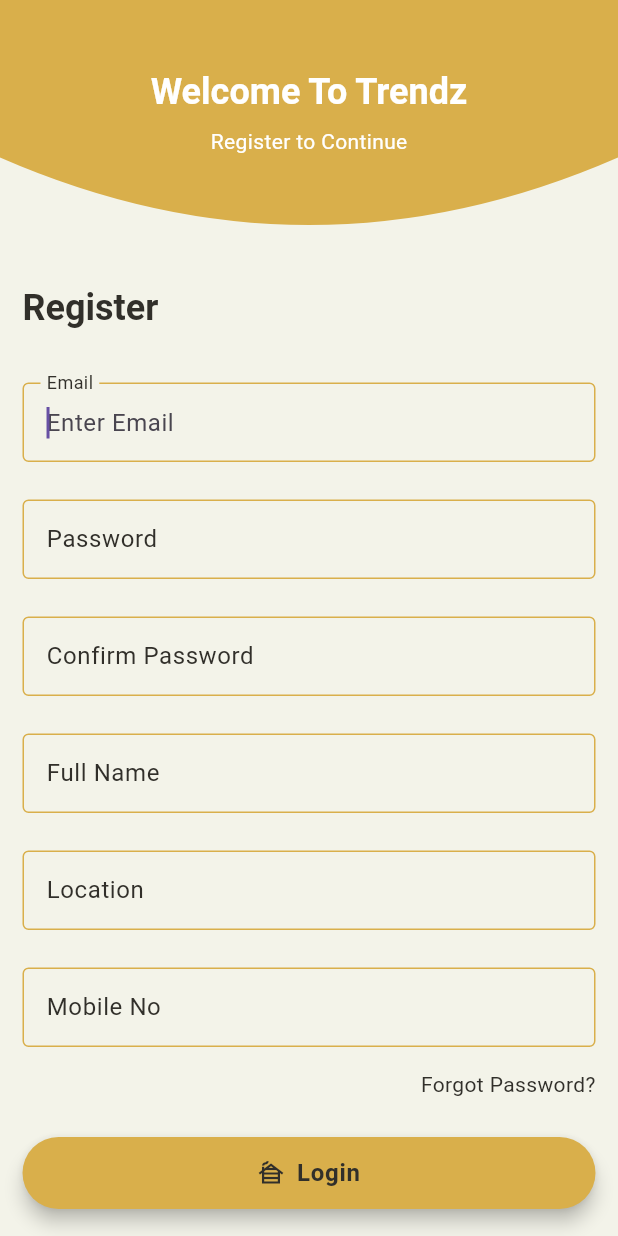
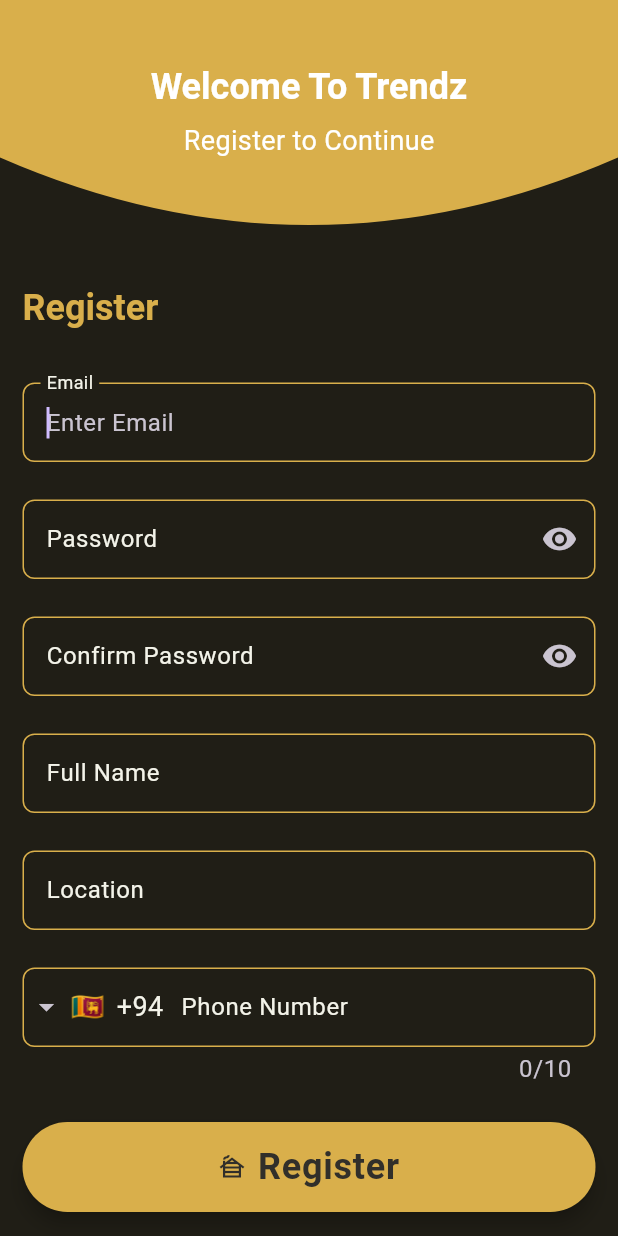
Before and after one commit to Sharjun-Hussain/Trendz-Customer-Mobile-App, a Flutter app: the SignupScreen screen opened directly, on a phone screen of 412 x 824 dp. Run offline on Flutter 3.47's test engine with Material 3 defaults, Android fonts, the phone set to English and light mode, and no system bars; drawn by our look-alikes of intl_phone_field; our stand-ins replace google_fonts; Roboto replaces fonts that are missing (Ubuntu).

Commit message:
Feat:Completed Full Design and Logical programming for Login and Sign up

```diff
--- a/lib/Pages/onboarding.dart
+++ b/lib/Pages/onboarding.dart
@@ -1,7 +1,6 @@
 import 'package:flutter/material.dart';
 import 'package:trendz_customer/Components/elevated_button.dart';
 import 'package:trendz_customer/Screens/auth/signup_screen.dart';
-
 import 'package:trendz_customer/theming/app_colors.dart';
 import 'package:trendz_customer/widgets/form_input.dart';
 import 'package:trendz_customer/widgets/socialLogin.dart';
@@ -14,6 +13,7 @@ class Onboarding extends StatefulWidget {
 }
 
 class _OnboardingState extends State<Onboarding> {
+  final _formkey = GlobalKey<FormState>();
   TextEditingController emailcontroller = TextEditingController();
   TextEditingController passwordcontroller = TextEditingController();
   @override
@@ -55,6 +55,8 @@ class _OnboardingState extends State<Onboarding> {
           const SizedBox(height: 25),
           Container(
             padding: const EdgeInsets.all(15),
+            child: Form(
+              key: _formkey,
               child: Column(
                 crossAxisAlignment: CrossAxisAlignment.start,
                 children: [
@@ -171,6 +173,7 @@ class _OnboardingState extends State<Onboarding> {
                 ],
               ),
             ),
+          ),
         ],
       ),
     );
--- /dev/null
+++ b/lib/Pages/splashScreen.dart
@@ -0,0 +1,27 @@
+import 'package:flutter/material.dart';
+
+class Splashscreen extends StatelessWidget {
+  const Splashscreen({super.key});
+
+  @override
+  Widget build(BuildContext context) {
+    return Scaffold(
+      body: SafeArea(
+        child: Column(
+          children: [
+            Text("Trendz Hair Studio"),
+            Text("YOur Saloon Partner"),
+            Image.asset(
+              "lib/assets/images/logo.png",
+              width: 65,
+              height: 65,
+            ),
+            SizedBox(
+              height: 40,
+            ),
+          ],
+        ),
+      ),
+    );
+  }
+}
--- a/lib/Screens/auth/signup_screen.dart
+++ b/lib/Screens/auth/signup_screen.dart
@@ -1,6 +1,8 @@
 import 'package:flutter/material.dart';
+import 'package:intl_phone_field/intl_phone_field.dart';
 import 'package:trendz_customer/Components/elevated_button.dart';
 import 'package:trendz_customer/Pages/onboarding.dart';
+import 'package:trendz_customer/Screens/App/Home_screen.dart';
 import 'package:trendz_customer/theming/app_colors.dart';
 import 'package:trendz_customer/widgets/form_input.dart';
 import 'package:trendz_customer/widgets/socialLogin.dart';
@@ -13,12 +15,22 @@ class SignupScreen extends StatefulWidget {
 }
 
 class _SignupScreenState extends State<SignupScreen> {
-  TextEditingController emailcontroller = TextEditingController();
-  TextEditingController passwordcontroller = TextEditingController();
-  TextEditingController confirmpasswordcontroller = TextEditingController();
-  TextEditingController locationcontroller = TextEditingController();
-  TextEditingController mobilecontroller = TextEditingController();
-  TextEditingController fullnamecontroller = TextEditingController();
+  final TextEditingController emailController = TextEditingController();
+  final TextEditingController passwordController = TextEditingController();
+  final TextEditingController confirmPasswordController =
+      TextEditingController();
+  final TextEditingController locationController = TextEditingController();
+  final TextEditingController fullNameController = TextEditingController();
+
+  String mobileNumber = ''; // To store the complete phone number
+
+  String? _validateConfirmPassword(String value) {
+    if (value != passwordController.text) {
+      return 'Passwords do not match';
+    }
+    return null;
+  }
+
   @override
   Widget build(BuildContext context) {
     return Scaffold(
@@ -62,13 +74,11 @@ class _SignupScreenState extends State<SignupScreen> {
               child: Column(
                 crossAxisAlignment: CrossAxisAlignment.start,
                 children: [
-                  Text(
-                    "Register",
-                    style: Theme.of(context).textTheme.headlineLarge,
-                  ),
+                  Text("Register",
+                      style: Theme.of(context).textTheme.headlineLarge),
                   const SizedBox(height: 35),
                   FormInput(
-                    inputController: emailcontroller,
+                    inputController: emailController,
                     inputType: "email",
                     inputName: "Email",
                     placeHolder: "Enter Email",
@@ -76,59 +86,88 @@ class _SignupScreenState extends State<SignupScreen> {
                   const SizedBox(height: 25),
                   FormInput(
                     obscureText: true,
-                    inputController: passwordcontroller,
+                    inputController: passwordController,
                     inputType: "password",
                     inputName: "Password",
                     placeHolder: "Enter Password",
                   ),
                   const SizedBox(height: 25),
                   FormInput(
-                    inputController: confirmpasswordcontroller,
+                    inputController: confirmPasswordController,
                     obscureText: true,
                     inputType: "password",
                     inputName: "Confirm Password",
-                    placeHolder: "Enter Confirm Password",
+                    placeHolder: "Re-enter Password",
                   ),
                   const SizedBox(height: 25),
                   FormInput(
-                    inputController: fullnamecontroller,
+                    inputController: fullNameController,
                     inputType: "text",
                     inputName: "Full Name",
                     placeHolder: "Enter Full Name",
                   ),
                   const SizedBox(height: 25),
                   FormInput(
-                    inputController: locationcontroller,
+                    inputController: locationController,
                     inputType: "text",
                     inputName: "Location",
                     placeHolder: "Enter Location",
                   ),
                   const SizedBox(height: 25),
-                  FormInput(
-                    inputController: mobilecontroller,
-                    inputType: "phone",
-                    inputName: "Mobile No",
-                    placeHolder: "Enter Enter Mobile Number",
-                  ),
-                  const SizedBox(height: 15),
-                  Row(
-                    mainAxisAlignment: MainAxisAlignment.end,
-                    children: [
-                      GestureDetector(
-                        onTap: () => {},
-                        child: const Text("Forgot Password?"),
-                      )
-                    ],
+                  IntlPhoneField(
+                    style: Theme.of(context).textTheme.bodySmall,
+                    decoration: InputDecoration(
+                      labelStyle: Theme.of(context).textTheme.bodySmall,
+                      labelText: 'Phone Number',
+                      border: OutlineInputBorder(
+                        borderRadius: BorderRadius.circular(8),
+                        borderSide:
+                            BorderSide(color: Theme.of(context).primaryColor),
+                      ),
+                      enabledBorder: OutlineInputBorder(
+                        borderRadius: BorderRadius.circular(8),
+                        borderSide:
+                            BorderSide(color: Theme.of(context).primaryColor),
+                      ),
+                      focusedBorder: OutlineInputBorder(
+                        borderRadius: BorderRadius.circular(8),
+                        borderSide: BorderSide(
+                          color: Theme.of(context).primaryColor,
+                          width: 2.0,
+                        ),
+                      ),
+                      errorBorder: OutlineInputBorder(
+                        borderRadius: BorderRadius.circular(8),
+                        borderSide: const BorderSide(
+                          color: Colors.red,
+                          width: 2.0,
+                        ),
+                      ),
+                      focusedErrorBorder: OutlineInputBorder(
+                        borderRadius: BorderRadius.circular(8),
+                        borderSide: const BorderSide(
+                          color: Colors.red,
+                          width: 2.0,
+                        ),
+                      ),
+                    ),
+                    initialCountryCode: 'LK',
+                    onChanged: (phone) {
+                      setState(() {
+                        mobileNumber = phone.completeNumber;
+                      });
+                    },
                   ),
                   const SizedBox(height: 25),
                   CustomElevatedButton(
                     icon: Icons.cabin,
-                    text: "Login",
+                    text: "Register",
                     onPressed: () {
                       Navigator.push(
                         context,
                         MaterialPageRoute(
-                            builder: (context) => const Onboarding()),
+                          builder: (context) => const HomeScreen(),
+                        ),
                       );
                     },
                   ),
@@ -137,10 +176,7 @@ class _SignupScreenState extends State<SignupScreen> {
                     mainAxisAlignment: MainAxisAlignment.center,
                     children: [
                       const Expanded(
-                        child: Divider(
-                          height: 1,
-                          color: AppColors.gold,
-                        ),
+                        child: Divider(height: 1, color: AppColors.gold),
                       ),
                       Padding(
                         padding: const EdgeInsets.symmetric(horizontal: 8.0),
@@ -150,10 +186,7 @@ class _SignupScreenState extends State<SignupScreen> {
                         ),
                       ),
                       const Expanded(
-                        child: Divider(
-                          height: 1,
-                          color: AppColors.gold,
-                        ),
+                        child: Divider(height: 1, color: AppColors.gold),
                       ),
                     ],
                   ),
@@ -184,26 +217,25 @@ class _SignupScreenState extends State<SignupScreen> {
               mainAxisAlignment: MainAxisAlignment.center,
               children: [
                 const Text("Already have an account?"),
-                const SizedBox(
-                  width: 5,
-                ),
+                const SizedBox(width: 5),
                 GestureDetector(
                   onTap: () => {
                     Navigator.push(
-                        context,
-                        MaterialPageRoute(
-                            builder: (context) => const Onboarding()))
+                      context,
+                      MaterialPageRoute(
+                        builder: (context) => const Onboarding(),
+                      ),
+                    )
                   },
                   child: const Text(
                     "Login",
                     style: TextStyle(
-                        decoration: TextDecoration.underline,
-                        color: AppColors.gold),
+                      decoration: TextDecoration.underline,
+                      color: AppColors.gold,
+                    ),
                   ),
                 ),
-                const SizedBox(
-                  height: 45,
-                ),
+                const SizedBox(height: 45),
               ],
             )
           ],
@@ -217,15 +249,15 @@ class BottomRoundedClipper extends CustomClipper<Path> {
   @override
   Path getClip(Size size) {
     Path path = Path();
-    path.lineTo(0, size.height - 45); // Bottom-left edge
+    path.lineTo(0, size.height - 45);
     path.quadraticBezierTo(
-      size.width / 2, // Control point (x)
-      size.height + 45, // Control point (y)
-      size.width, // End point (x)
-      size.height - 45, // End point (y)
+      size.width / 2,
+      size.height + 45,
+      size.width,
+      size.height - 45,
     );
-    path.lineTo(size.width, 0); // Top-right edge
-    path.close(); // Close the path
+    path.lineTo(size.width, 0);
+    path.close();
     return path;
   }
 
--- a/lib/main.dart
+++ b/lib/main.dart
@@ -1,8 +1,5 @@
 import 'package:flutter/material.dart';
 import 'package:trendz_customer/Pages/onboarding.dart';
-import 'package:trendz_customer/Screens/App/Home_screen.dart';
-
-import 'package:trendz_customer/Screens/auth/signup_screen.dart';
 import 'package:trendz_customer/theming/dark_theme.dart';
 import 'package:trendz_customer/theming/light_theme.dart';
 
@@ -21,7 +18,7 @@ class MyApp extends StatelessWidget {
         debugShowCheckedModeBanner: false,
         theme: lightTheme,
         darkTheme: darkTheme,
-        themeMode: ThemeMode.light,
-        home: Onboarding());
+        themeMode: ThemeMode.dark,
+        home: const Onboarding());
   }
 }
--- a/lib/widgets/form_input.dart
+++ b/lib/widgets/form_input.dart
@@ -1,11 +1,11 @@
 import 'package:flutter/material.dart';
 
-class FormInput extends StatelessWidget {
+class FormInput extends StatefulWidget {
   final String inputName;
   final String placeHolder;
   final String inputType;
   final TextEditingController inputController;
-  final bool obscureText; // Optional with default value
+  final bool obscureText;
 
   const FormInput({
     super.key,
@@ -13,8 +13,49 @@ class FormInput extends StatelessWidget {
     required this.placeHolder,
     required this.inputController,
     required this.inputType,
-    this.obscureText = false, // Default value is false
+    this.obscureText = false,
   });
+
+  @override
+  State<FormInput> createState() => _FormInputState();
+}
+
+class _FormInputState extends State<FormInput> {
+  late bool _isObscured;
+  String? _errorText;
+
+  @override
+  void initState() {
+    super.initState();
+    _isObscured = widget.obscureText; // Initialize with the passed value
+  }
+
+  String? _validateInput(String value) {
+    // Email validation with regex
+    if (widget.inputType == 'email') {
+      final emailRegex =
+          RegExp(r'^[a-zA-Z0-9._%-]+@[a-zA-Z0-9.-]+\.[a-zA-Z]{2,}$');
+      if (!emailRegex.hasMatch(value)) {
+        return 'Please enter a valid email';
+      }
+    }
+
+    // Password validation (at least 6 characters for simplicity)
+    if (widget.inputType == 'password') {
+      if (value.isEmpty) {
+        return 'Password cannot be empty';
+      } else if (value.length < 6) {
+        return 'Password must be at least 6 characters long';
+      }
+    }
+
+    // General validation
+    if (value.isEmpty) {
+      return 'This field cannot be empty';
+    }
+
+    return null; // No errors
+  }
 
   @override
   Widget build(BuildContext context) {
@@ -41,30 +82,65 @@ class FormInput extends StatelessWidget {
         crossAxisAlignment: CrossAxisAlignment.start,
         children: [
           TextFormField(
-            obscureText: obscureText, // Set obscureText dynamically
+            obscureText: _isObscured, // Use the current state for obscureText
             autovalidateMode: AutovalidateMode.onUserInteraction,
-            keyboardType: getKeyboardType(inputType),
-            controller: inputController,
+            keyboardType: getKeyboardType(widget.inputType),
+            controller: widget.inputController,
             autofocus: true,
             style: Theme.of(context).textTheme.bodySmall,
             decoration: InputDecoration(
-              labelText: inputName,
-              hintText: placeHolder,
+              suffixIcon: widget.inputType == "password"
+                  ? IconButton(
+                      icon: Icon(
+                        _isObscured ? Icons.visibility : Icons.visibility_off,
+                      ),
+                      onPressed: () {
+                        setState(() {
+                          _isObscured =
+                              !_isObscured; // Toggle the obscureText value
+                        });
+                      },
+                    )
+                  : null,
+              labelText: widget.inputName,
+              hintText: widget.placeHolder,
               labelStyle: Theme.of(context).textTheme.bodySmall,
-              errorBorder: OutlineInputBorder(
-                borderSide: BorderSide(color: Colors.red),
-              ),
               enabledBorder: OutlineInputBorder(
                 borderSide: BorderSide(
                   color: Theme.of(context).primaryColor,
                 ),
+                borderRadius:
+                    BorderRadius.circular(8), // Keep consistent radius
               ),
               focusedBorder: OutlineInputBorder(
                 borderSide: BorderSide(
                   color: Theme.of(context).primaryColor,
                 ),
+                borderRadius: BorderRadius.circular(8),
               ),
+              errorBorder: OutlineInputBorder(
+                borderSide: const BorderSide(
+                  color: Colors.red,
+                  width: 2.0, // Custom width for error border
+                ),
+                borderRadius:
+                    BorderRadius.circular(8), // Keep consistent radius
+              ),
+              focusedErrorBorder: OutlineInputBorder(
+                borderSide: const BorderSide(
+                  color: Colors.red,
+                  width: 2.0, // Custom width for focused error border
+                ),
+                borderRadius: BorderRadius.circular(8),
+              ),
+              errorText: _errorText, // Set the error text
             ),
+
+            onChanged: (value) => {
+              setState(() {
+                _errorText = _validateInput(value);
+              })
+            },
           ),
         ],
       ),
```
Also changed, not shown: pubspec.yaml (+4 -59 lines), pubspec.lock. Lines whose indentation alone changed are shown as unchanged.
